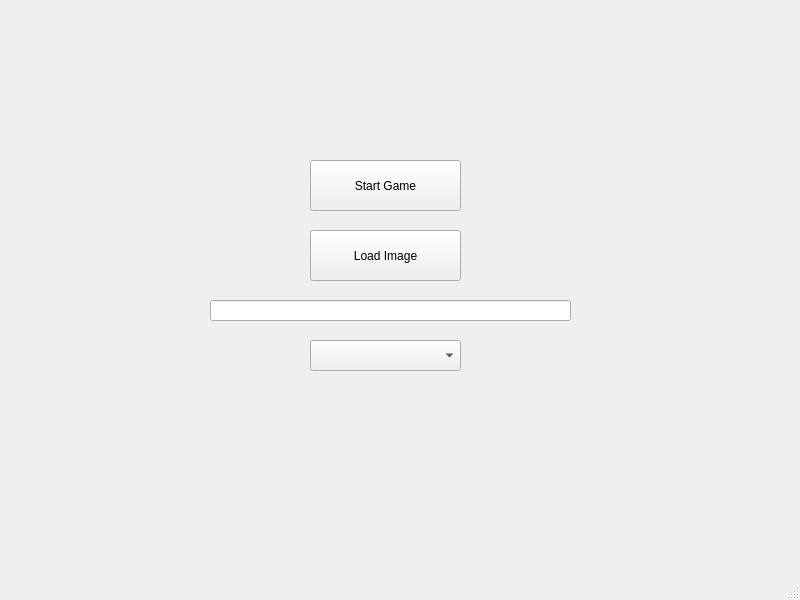
The window that MainWin.ui (VeresMarcell/Prog2Puzzle) describes before a commit, drawn with Qt 5.
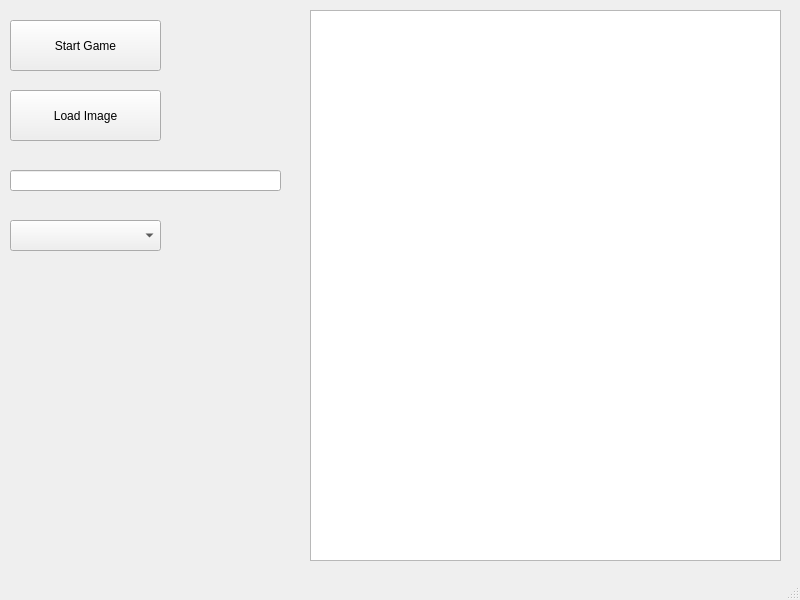
The same window after the commit.

Commit message: First commit, base program

```diff
--- a/MainWin.ui
+++ b/MainWin.ui
@@ -17,8 +17,8 @@
    <widget class="QPushButton" name="NgBtn">
     <property name="geometry">
      <rect>
-      <x>310</x>
-      <y>160</y>
+      <x>10</x>
+      <y>20</y>
       <width>151</width>
       <height>51</height>
      </rect>
@@ -30,8 +30,8 @@
    <widget class="QPushButton" name="ImgBtn">
     <property name="geometry">
      <rect>
-      <x>310</x>
-      <y>230</y>
+      <x>10</x>
+      <y>90</y>
       <width>151</width>
       <height>51</height>
      </rect>
@@ -43,8 +43,8 @@
    <widget class="QComboBox" name="DiffBox">
     <property name="geometry">
      <rect>
-      <x>310</x>
-      <y>340</y>
+      <x>10</x>
+      <y>220</y>
       <width>151</width>
       <height>31</height>
      </rect>
@@ -56,13 +56,23 @@
    <widget class="QLineEdit" name="imgPathLineEdit">
     <property name="geometry">
      <rect>
-      <x>210</x>
-      <y>300</y>
-      <width>361</width>
+      <x>10</x>
+      <y>170</y>
+      <width>271</width>
       <height>21</height>
      </rect>
     </property>
    </widget>
+   <widget class="QGraphicsView" name="imgView">
+    <property name="geometry">
+     <rect>
+      <x>310</x>
+      <y>10</y>
+      <width>471</width>
+      <height>551</height>
+     </rect>
+    </property>
+   </widget>
   </widget>
   <widget class="QMenuBar" name="menubar">
    <property name="geometry">
```
Left out of the diff: 2 changed lines with no effect on the pictures.
